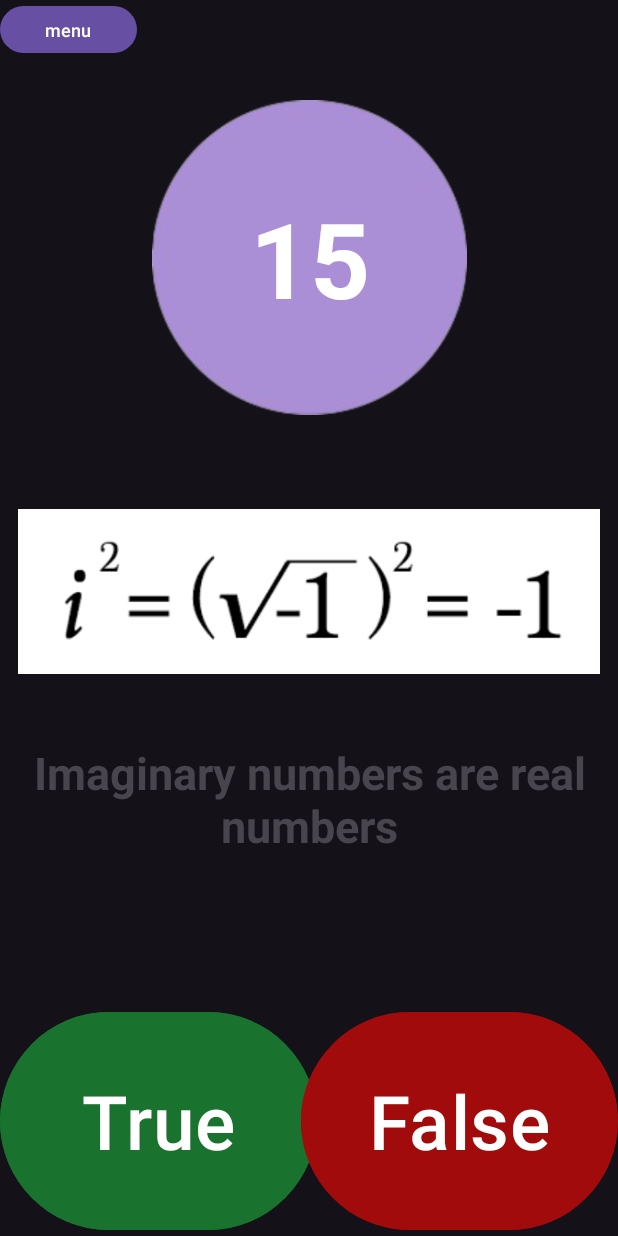
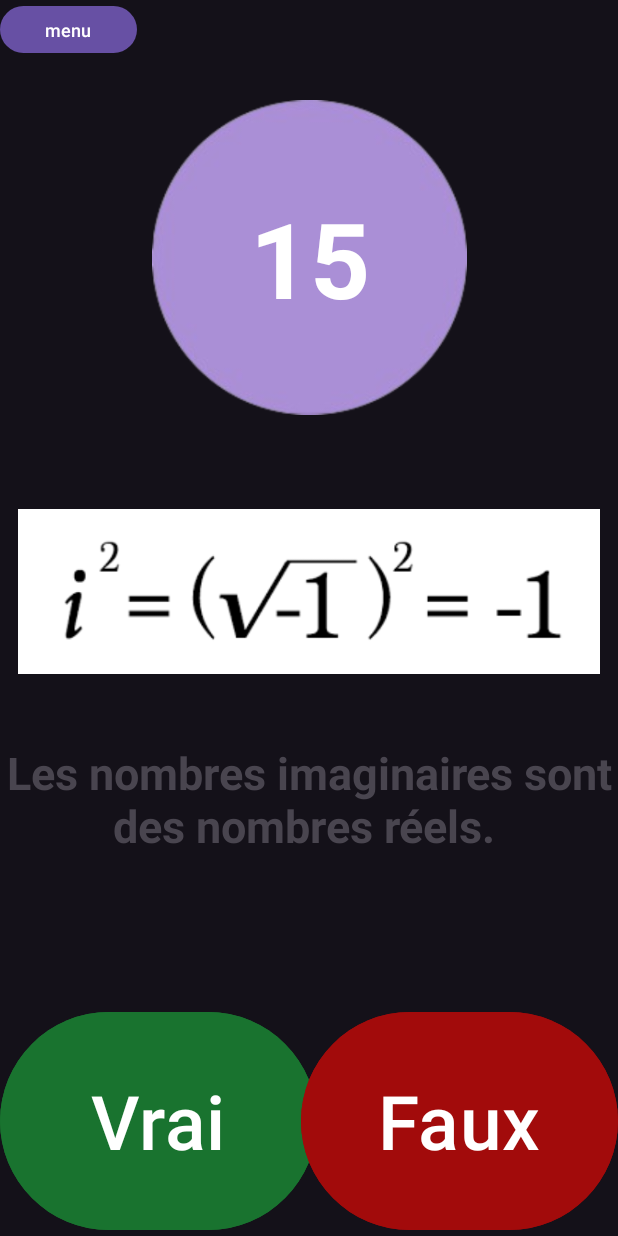
Before and after one commit to MrOpoku1/Math_Quiz, an Android app: the MainActivity screen opened directly, with no data from a screen before it, on a phone screen of 412 x 824 dp. Run offline under Robolectric (Android 15) with nearby library versions, the phone set to English and light mode, and no system bars.

Commit message:
French string file

```diff
--- a/app/src/main/res/values/strings.xml
+++ b/app/src/main/res/values/strings.xml
@@ -1,14 +1,16 @@
+<?xml version="1.0" encoding="utf-8"?>
 <resources>
-    <string name="app_name">Math Quiz Trivia</string>
-    <string name="True">True</string>
-    <string name="False">False</string>
-    <string name ="Q1Q1_false">Imaginary numbers are real numbers</string><!--false-->
-    <string name ="Q1Q2_true">3 is a factor of 9 </string><!--true-->
-    <string name ="Q1Q3_true">676 is a perfect square </string><!--true-->
-    <string name ="Q1Q4_false">Pi is a rational number</string><!--false-->
-    <string name ="Q1Q5_false">51 is not a prime number </string><!--false-->
-    <string name ="result">You Got </string>
-    <string name="Q1_title">General Math Knowledge</string>
+    <string name="app_name">Quiz de Mathematique</string>
+    <string name="True">Vrai</string>
+    <string name="False">Faux</string>
+    <string name="Q1Q1_false">"Les nombres imaginaires sont des nombres réels. "</string>
+    <string name="menu">menu</string>
+    <string name="Q1Q2_true">3 est un facteur de 9.</string>
+    <string name="Q1Q3_true">"676 is a perfect square "</string>
+    <string name="Q1Q4_false">Pi est un nombre rationnel.</string>
+    <string name="Q1Q5_false">"51 is not a prime number "</string>
+    <string name="result">Tu as</string>
+    <string name="Q1_title">Connaissances générales en mathématiques</string>
     <string name="share">Share Score</string>
-    <string name="header">Math Trivia</string>
+    <string name="header">"Anecdotes mathématiques "</string>
 </resources>
```
